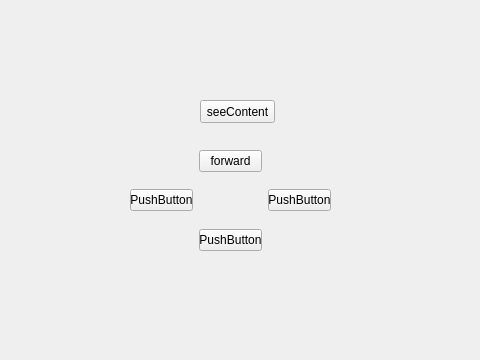
Qt form mainwindow.ui (chatinEu/wifiBotV3) before a commit; both pictures show x 320 to 800 and y 0 to 360 of the 800 by 600 pixel window.
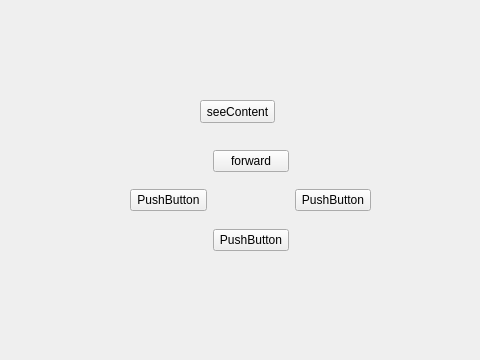
The same form after that commit.

Commit message: recherche crc

```diff
--- a/mainwindow.ui
+++ b/mainwindow.ui
@@ -32,7 +32,7 @@
      <rect>
       <x>450</x>
       <y>150</y>
-      <width>201</width>
+      <width>241</width>
       <height>101</height>
      </rect>
     </property>
```
Left out of the diff: 3 changed lines with no effect on the pictures. The commit also changes 2 other files.
